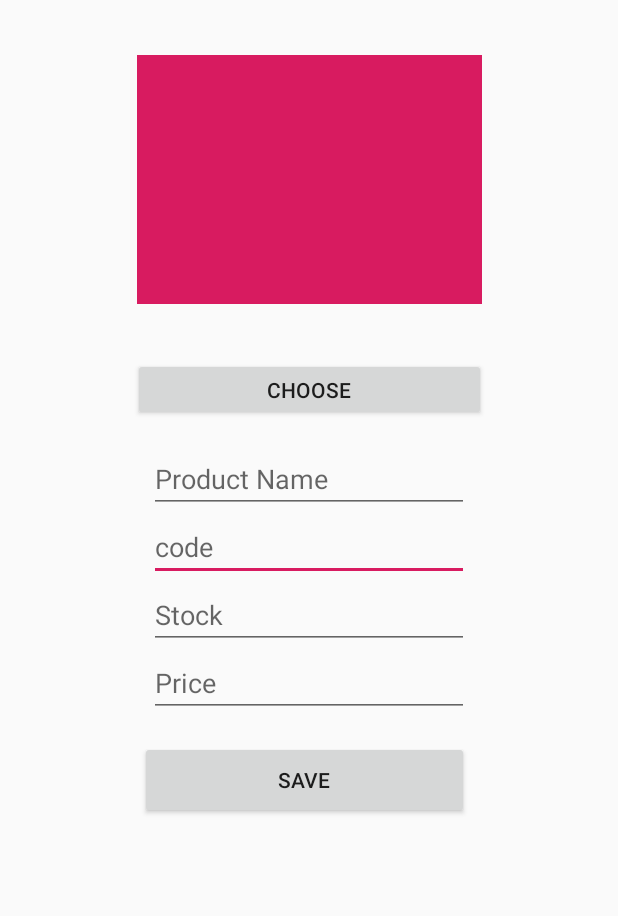
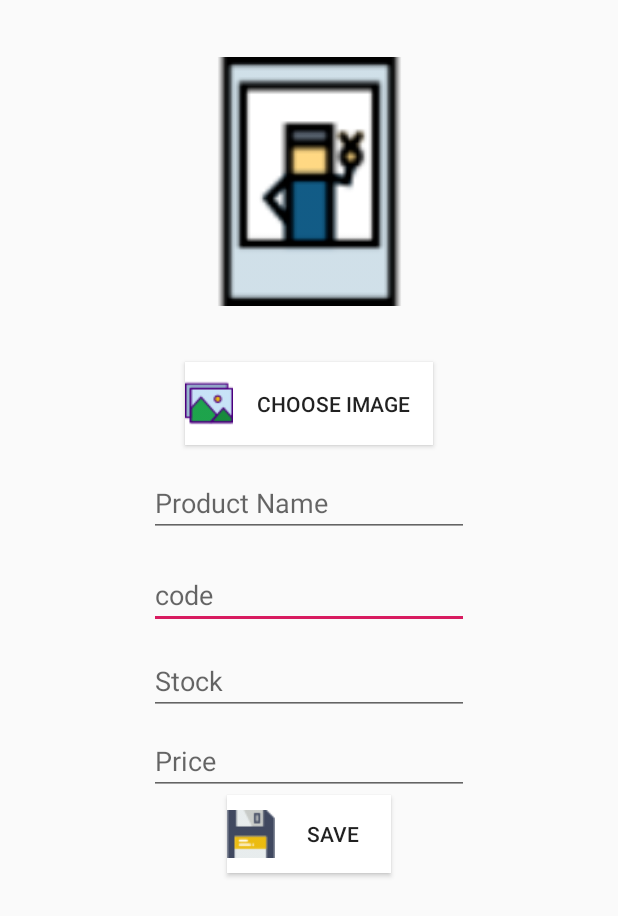
Before and after one commit to Sekte-StackOverflow/Management-Stock, an Android app: the layout fragment_product_in.xml on its own in the app's theme, with its tools: preview values and no code run, on a phone screen of 412 x 824 dp. Shown: the top 916 px of the screen. Run offline under Robolectric (Android 15) with nearby library versions, the phone set to English and light mode, and no system bars.

Commit message:
layout UI updated and logout fixed

```diff
--- a/app/src/main/java/com/example/management_stock_app/Fragments/LoginFragment.java
+++ b/app/src/main/java/com/example/management_stock_app/Fragments/LoginFragment.java
@@ -65,7 +65,7 @@ public class LoginFragment extends Fragment {
         fireAuth = FirebaseAuth.getInstance();
         mfFirestore = FirebaseFirestore.getInstance();
 
-        loadingBar.setVisibility(View.GONE);
+        //loadingBar.setVisibility(View.GONE);
 
         btnLogin.setOnClickListener(new View.OnClickListener() {
             @Override
@@ -100,12 +100,12 @@ public class LoginFragment extends Fragment {
     private void buttonGone() {
         btnReg.setVisibility(View.GONE);
         btnLogin.setVisibility(View.GONE);
-        loadingBar.setVisibility(View.VISIBLE);
+        //loadingBar.setVisibility(View.VISIBLE);
     }
     private void buttonVisible() {
         btnReg.setVisibility(View.VISIBLE);
         btnLogin.setVisibility(View.VISIBLE);
-        loadingBar.setVisibility(View.GONE);
+        //loadingBar.setVisibility(View.GONE);
     }
 
     private void signIn(final String email, String pass) {
--- a/app/src/main/java/com/example/management_stock_app/Fragments/ProductsFragment.java
+++ b/app/src/main/java/com/example/management_stock_app/Fragments/ProductsFragment.java
@@ -83,18 +83,18 @@ public class ProductsFragment extends Fragment {
         firebaseUser = FirebaseAuth.getInstance().getCurrentUser();
         storage = FirebaseStorage.getInstance();
         userEmail = firebaseUser.getEmail();
-        btnTest = view.findViewById(R.id.btn_test);
+        //btnTest = view.findViewById(R.id.btn_test);
         testView = view.findViewById(R.id.textView2);
         productsView = view.findViewById(R.id.rv_products);
         spinner = view.findViewById(R.id.progressProduct);
         spinner.setVisibility(View.GONE);
         productsView.setVisibility(View.GONE);
         getDatabase();
-        btnTest.setOnClickListener(new View.OnClickListener() {
+        /*btnTest.setOnClickListener(new View.OnClickListener() {
             @Override
             public void onClick(View v) {
             }
-        });
+        });*/
 
         return view;
     }
--- a/app/src/main/res/layout/activity_main.xml
+++ b/app/src/main/res/layout/activity_main.xml
@@ -9,16 +9,12 @@
     android:fitsSystemWindows="true">
 
 
-
-
-
         <FrameLayout
             android:id="@+id/flcontent"
             app:layout_behavior="@string/appbar_scrolling_view_behavior"
             android:layout_width="match_parent"
             android:layout_height="match_parent"
             />
-
 
     <com.google.android.material.bottomnavigation.BottomNavigationView
         android:id="@+id/navigation"
--- a/app/src/main/res/layout/fragment_home.xml
+++ b/app/src/main/res/layout/fragment_home.xml
@@ -47,7 +47,7 @@
 
         android:backgroundTint="@color/white"
 
-        android:src="@drawable/minus"
+        android:src="@drawable/logout"
         android:visibility="invisible"
         app:elevation="6dp"
         app:layout_constraintBottom_toBottomOf="parent"
--- a/app/src/main/res/layout/fragment_product_in.xml
+++ b/app/src/main/res/layout/fragment_product_in.xml
@@ -2,6 +2,7 @@
 <androidx.constraintlayout.widget.ConstraintLayout xmlns:android="http://schemas.android.com/apk/res/android"
     xmlns:app="http://schemas.android.com/apk/res-auto"
     xmlns:tools="http://schemas.android.com/tools"
+    android:id="@+id/productin"
     android:layout_width="match_parent"
     android:layout_height="match_parent"
     tools:context=".Fragments.ProductInFragment">
@@ -17,6 +18,7 @@
         android:id="@+id/new_product_code"
         android:layout_width="wrap_content"
         android:layout_height="wrap_content"
+        android:layout_marginTop="16dp"
         android:ems="10"
         android:hint="code"
         android:inputType="textPersonName"
@@ -28,6 +30,7 @@
         android:id="@+id/new_product_name"
         android:layout_width="wrap_content"
         android:layout_height="wrap_content"
+        android:layout_marginTop="16dp"
         android:ems="10"
         android:hint="Product Name"
         android:inputType="textPersonName"
@@ -39,6 +42,7 @@
         android:id="@+id/new_product_stock"
         android:layout_width="wrap_content"
         android:layout_height="wrap_content"
+        android:layout_marginTop="12dp"
         android:ems="10"
         android:hint="Stock"
         android:inputType="numberSigned"
@@ -50,6 +54,7 @@
         android:id="@+id/new_product_price"
         android:layout_width="wrap_content"
         android:layout_height="wrap_content"
+        android:layout_marginTop="8dp"
         android:ems="10"
         android:hint="Price"
         android:inputType="textPersonName"
@@ -59,22 +64,23 @@
 
     <Button
         android:id="@+id/btn_choose_pic"
-        android:layout_width="235dp"
-        android:layout_height="42dp"
-        android:layout_marginBottom="16dp"
-        android:text="Choose"
+        android:layout_width="165dp"
+        android:layout_height="55dp"
+        android:background="@android:color/white"
+        android:drawableLeft="@drawable/photo"
+        android:text="Choose image"
         app:layout_constraintBottom_toTopOf="@+id/guideline2"
         app:layout_constraintEnd_toEndOf="parent"
         app:layout_constraintStart_toStartOf="parent" />
 
     <Button
         android:id="@+id/btn_save_product"
-        android:layout_width="219dp"
+        android:layout_width="109dp"
         android:layout_height="52dp"
-        android:layout_marginTop="16dp"
+        android:background="@android:color/white"
+        android:drawableLeft="@drawable/save"
         android:text="Save"
         app:layout_constraintEnd_toEndOf="parent"
-        app:layout_constraintHorizontal_bias="0.484"
         app:layout_constraintStart_toStartOf="parent"
         app:layout_constraintTop_toBottomOf="@+id/new_product_price" />
 
@@ -82,7 +88,7 @@
         android:id="@+id/product_display"
         android:layout_width="230dp"
         android:layout_height="166dp"
-        android:src="?attr/colorControlActivated"
+        android:src="@drawable/camera"
         app:layout_constraintBottom_toTopOf="@+id/btn_choose_pic"
         app:layout_constraintEnd_toEndOf="parent"
         app:layout_constraintStart_toStartOf="parent"
--- a/app/src/main/res/values/strings.xml
+++ b/app/src/main/res/values/strings.xml
@@ -4,4 +4,6 @@
 
     <!-- TODO: Remove or change this placeholder text -->
     <string name="hello_blank_fragment">Hello blank fragment</string>
+    <string name="drawer_open">Open navigation drawer</string>
+    <string name="drawer_close">Close navigation drawer</string>
 </resources>
--- a/app/src/main/res/values/styles.xml
+++ b/app/src/main/res/values/styles.xml
@@ -1,7 +1,7 @@
 <resources>
 
     <!-- Base application theme. -->
-    <style name="AppTheme" parent="Theme.AppCompat.Light.DarkActionBar">
+    <style name="AppTheme" parent="Theme.AppCompat.Light.NoActionBar">
         <!-- Customize your theme here. -->
         <item name="colorPrimary">@color/colorPrimary</item>
         <item name="colorPrimaryDark">@color/colorPrimaryDark</item>
```
Also changed, not shown: app/src/main/java/com/example/management_stock_app/Fragments/HomeFragment.java (+12 -2 lines), app/src/main/res/layout/fragment_products.xml (+4 -3 lines), app/src/main/res/layout/fragment_transaction.xml (+16 -8 lines), app/src/main/res/layout/nav_header.xml (added, +25 -0 lines), app/src/main/res/layout/toolbar.xml (added, +14 -0 lines), app/src/main/res/drawable/camera.png (added), app/src/main/res/drawable/decrease.png (added), app/src/main/res/drawable/increase.png (added), app/src/main/res/drawable/logout.png (added), app/src/main/res/drawable/photo.png (added), app/src/main/res/drawable/save.png (added), app/src/main/res/drawable/tap.png (added).
